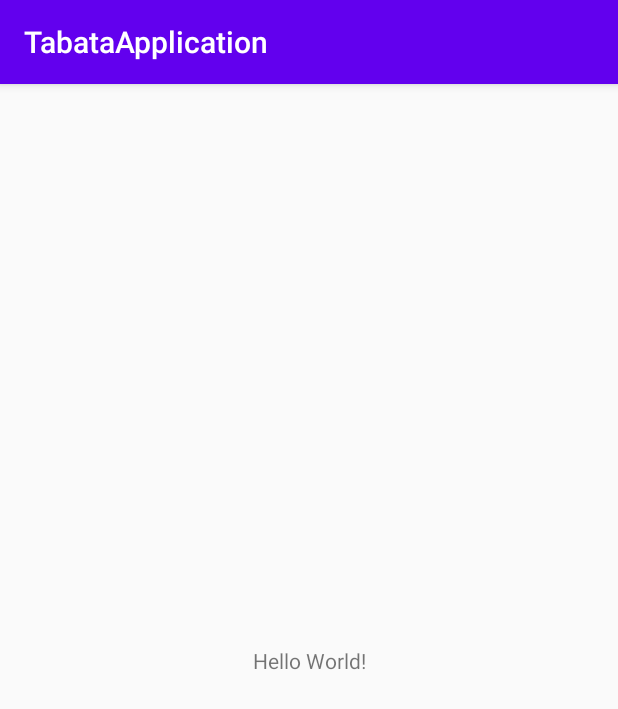
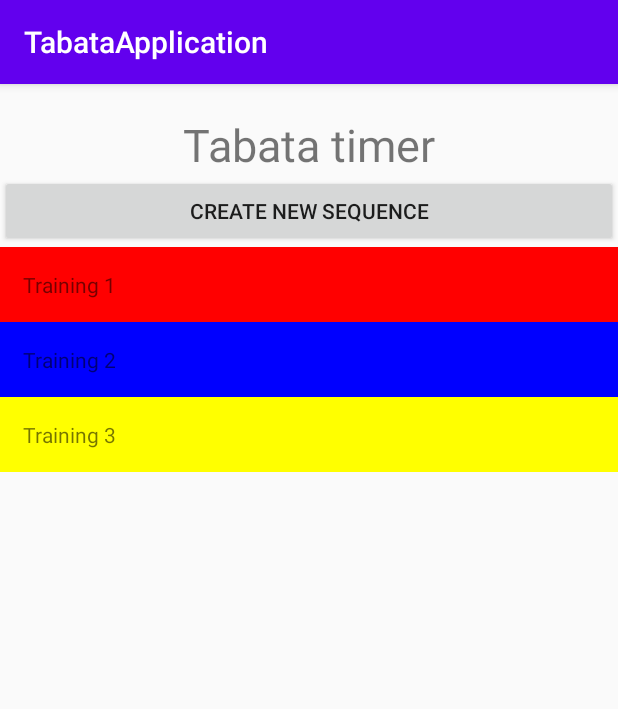
Before and after one commit to EleonoraGalieva/Android, an Android app: the screen it shows after launch (MainActivity), on a phone screen of 412 x 824 dp. Shown: the top 709 px of the screen. Run offline under Robolectric (Android 15) with nearby library versions, the phone set to English and light mode, and no system bars.

Commit message:
main page

```diff
--- a/TabataTimer/app/build.gradle
+++ b/TabataTimer/app/build.gradle
@@ -31,4 +31,5 @@ dependencies {
     testImplementation 'junit:junit:4.12'
     androidTestImplementation 'androidx.test.ext:junit:1.1.2'
     androidTestImplementation 'androidx.test.espresso:espresso-core:3.3.0'
+    implementation 'com.android.support:recyclerview-v7:28.0.0'
 }
--- a/TabataTimer/app/src/main/AndroidManifest.xml
+++ b/TabataTimer/app/src/main/AndroidManifest.xml
@@ -9,6 +9,7 @@
         android:roundIcon="@mipmap/ic_launcher_round"
         android:supportsRtl="true"
         android:theme="@style/AppTheme">
+        <activity android:name=".TimerActivity"></activity>
         <activity android:name=".MainActivity">
             <intent-filter>
                 <action android:name="android.intent.action.MAIN" />
--- a/TabataTimer/app/src/main/java/com/example/tabataapplication/MainActivity.java
+++ b/TabataTimer/app/src/main/java/com/example/tabataapplication/MainActivity.java
@@ -1,14 +1,34 @@
 package com.example.tabataapplication;
 
 import androidx.appcompat.app.AppCompatActivity;
+import androidx.recyclerview.widget.LinearLayoutManager;
+import androidx.recyclerview.widget.RecyclerView;
 
+import android.graphics.Color;
 import android.os.Bundle;
 
+import java.util.ArrayList;
+import java.util.List;
+
 public class MainActivity extends AppCompatActivity {
-
+    List<Sequence> sequenceList = new ArrayList<>();
+    private RecyclerView.LayoutManager layoutManager;
+    private RecyclerView recyclerView;
     @Override
     protected void onCreate(Bundle savedInstanceState) {
         super.onCreate(savedInstanceState);
         setContentView(R.layout.activity_main);
+        recyclerView = findViewById(R.id.seqList);
+        setInitialData();
+        layoutManager = new LinearLayoutManager(this);
+        recyclerView.setLayoutManager(layoutManager);
+        SeqDataAdapter seqDataAdapter = new SeqDataAdapter(this, sequenceList);
+        recyclerView.setAdapter(seqDataAdapter);
+    }
+
+    private void setInitialData() {
+        sequenceList.add(new Sequence("Training 1", Color.RED));
+        sequenceList.add(new Sequence("Training 2", Color.BLUE));
+        sequenceList.add(new Sequence("Training 3", Color.YELLOW));
     }
 }
--- /dev/null
+++ b/TabataTimer/app/src/main/java/com/example/tabataapplication/SeqDataAdapter.java
@@ -0,0 +1,43 @@
+package com.example.tabataapplication;
+
+import android.content.Context;
+import android.graphics.Color;
+import android.view.LayoutInflater;
+import android.view.View;
+import android.view.ViewGroup;
+
+
+import androidx.annotation.NonNull;
+import androidx.recyclerview.widget.RecyclerView;
+
+import java.util.List;
+
+public class SeqDataAdapter extends RecyclerView.Adapter<SeqViewHolder> {
+
+    private LayoutInflater inflater;
+    private List<Sequence> sequences;
+
+    SeqDataAdapter(Context context, List<Sequence> sequences) {
+        this.inflater = LayoutInflater.from(context);
+        this.sequences = sequences;
+    }
+
+    @NonNull
+    @Override
+    public SeqViewHolder onCreateViewHolder(@NonNull ViewGroup parent, int viewType) {
+        View view = inflater.inflate(R.layout.seq_item, parent, false);
+        return new SeqViewHolder(view);
+    }
+
+    @Override
+    public void onBindViewHolder(@NonNull SeqViewHolder holder, int position) {
+        Sequence sequence = sequences.get(position);
+        holder.seqTitle.setText(sequence.getTitle());
+        holder.seqItemLayout.setBackgroundColor(sequence.getColour());
+    }
+
+    @Override
+    public int getItemCount() {
+        return sequences.size();
+    }
+}
--- /dev/null
+++ b/TabataTimer/app/src/main/java/com/example/tabataapplication/SeqViewHolder.java
@@ -0,0 +1,20 @@
+package com.example.tabataapplication;
+
+import android.text.Layout;
+import android.view.View;
+import android.widget.LinearLayout;
+import android.widget.TextView;
+
+import androidx.annotation.NonNull;
+import androidx.recyclerview.widget.RecyclerView;
+
+class SeqViewHolder extends RecyclerView.ViewHolder {
+    final TextView seqTitle;
+    final LinearLayout seqItemLayout;
+
+    SeqViewHolder(@NonNull View itemView) {
+        super(itemView);
+        seqTitle = itemView.findViewById(R.id.seqTitle);
+        seqItemLayout = itemView.findViewById(R.id.seqItemLayout);
+    }
+}
--- /dev/null
+++ b/TabataTimer/app/src/main/java/com/example/tabataapplication/Sequence.java
@@ -0,0 +1,27 @@
+package com.example.tabataapplication;
+
+public class Sequence {
+    private String title;
+    private int colour;
+
+    public Sequence(String title, int colour) {
+        this.title = title;
+        this.colour = colour;
+    }
+
+    public void setTitle(String title) {
+        this.title = title;
+    }
+
+    public void setColour(int colour) {
+        this.colour = colour;
+    }
+
+    public String getTitle() {
+        return title;
+    }
+
+    public int getColour() {
+        return colour;
+    }
+}
--- /dev/null
+++ b/TabataTimer/app/src/main/java/com/example/tabataapplication/TimerActivity.java
@@ -0,0 +1,14 @@
+package com.example.tabataapplication;
+
+import androidx.appcompat.app.AppCompatActivity;
+
+import android.os.Bundle;
+
+public class TimerActivity extends AppCompatActivity {
+
+    @Override
+    protected void onCreate(Bundle savedInstanceState) {
+        super.onCreate(savedInstanceState);
+        setContentView(R.layout.activity_timer);
+    }
+}
--- a/TabataTimer/app/src/main/res/layout/activity_main.xml
+++ b/TabataTimer/app/src/main/res/layout/activity_main.xml
@@ -1,18 +1,31 @@
 <?xml version="1.0" encoding="utf-8"?>
-<androidx.constraintlayout.widget.ConstraintLayout xmlns:android="http://schemas.android.com/apk/res/android"
+<LinearLayout xmlns:android="http://schemas.android.com/apk/res/android"
     xmlns:app="http://schemas.android.com/apk/res-auto"
     xmlns:tools="http://schemas.android.com/tools"
     android:layout_width="match_parent"
     android:layout_height="match_parent"
+    android:orientation="vertical"
     tools:context=".MainActivity">
 
     <TextView
+        android:id="@+id/welcomeText"
         android:layout_width="wrap_content"
         android:layout_height="wrap_content"
-        android:text="Hello World!"
-        app:layout_constraintBottom_toBottomOf="parent"
-        app:layout_constraintLeft_toLeftOf="parent"
-        app:layout_constraintRight_toRightOf="parent"
-        app:layout_constraintTop_toTopOf="parent" />
+        android:layout_gravity="center"
+        android:layout_marginTop="20dp"
+        android:text="@string/tabata_timer"
+        android:textSize="30sp" />
 
-</androidx.constraintlayout.widget.ConstraintLayout>
+    <Button
+        android:id="@+id/btnSeqAdd"
+        android:layout_width="match_parent"
+        android:layout_height="wrap_content"
+        android:text="@string/create_new_sequence" />
+
+    <androidx.recyclerview.widget.RecyclerView
+        android:id="@+id/seqList"
+        android:layout_width="match_parent"
+        android:layout_height="match_parent"
+        android:scrollbars="vertical" />
+
+</LinearLayout>
--- /dev/null
+++ b/TabataTimer/app/src/main/res/layout/activity_timer.xml
@@ -0,0 +1,9 @@
+<?xml version="1.0" encoding="utf-8"?>
+<androidx.constraintlayout.widget.ConstraintLayout xmlns:android="http://schemas.android.com/apk/res/android"
+    xmlns:app="http://schemas.android.com/apk/res-auto"
+    xmlns:tools="http://schemas.android.com/tools"
+    android:layout_width="match_parent"
+    android:layout_height="match_parent"
+    tools:context=".TimerActivity">
+
+</androidx.constraintlayout.widget.ConstraintLayout>
--- /dev/null
+++ b/TabataTimer/app/src/main/res/layout/seq_item.xml
@@ -0,0 +1,13 @@
+<?xml version="1.0" encoding="utf-8"?>
+<LinearLayout xmlns:android="http://schemas.android.com/apk/res/android"
+    android:id="@+id/seqItemLayout"
+    android:layout_width="match_parent"
+    android:layout_height="wrap_content"
+    android:orientation="horizontal">
+
+    <TextView
+        android:id="@+id/seqTitle"
+        android:layout_width="wrap_content"
+        android:layout_height="wrap_content"
+        android:padding="15dp" />
+</LinearLayout>
--- a/TabataTimer/app/src/main/res/values/strings.xml
+++ b/TabataTimer/app/src/main/res/values/strings.xml
@@ -1,3 +1,5 @@
 <resources>
     <string name="app_name">TabataApplication</string>
+    <string name="create_new_sequence">Create new sequence</string>
+    <string name="tabata_timer">Tabata timer</string>
 </resources>
```
